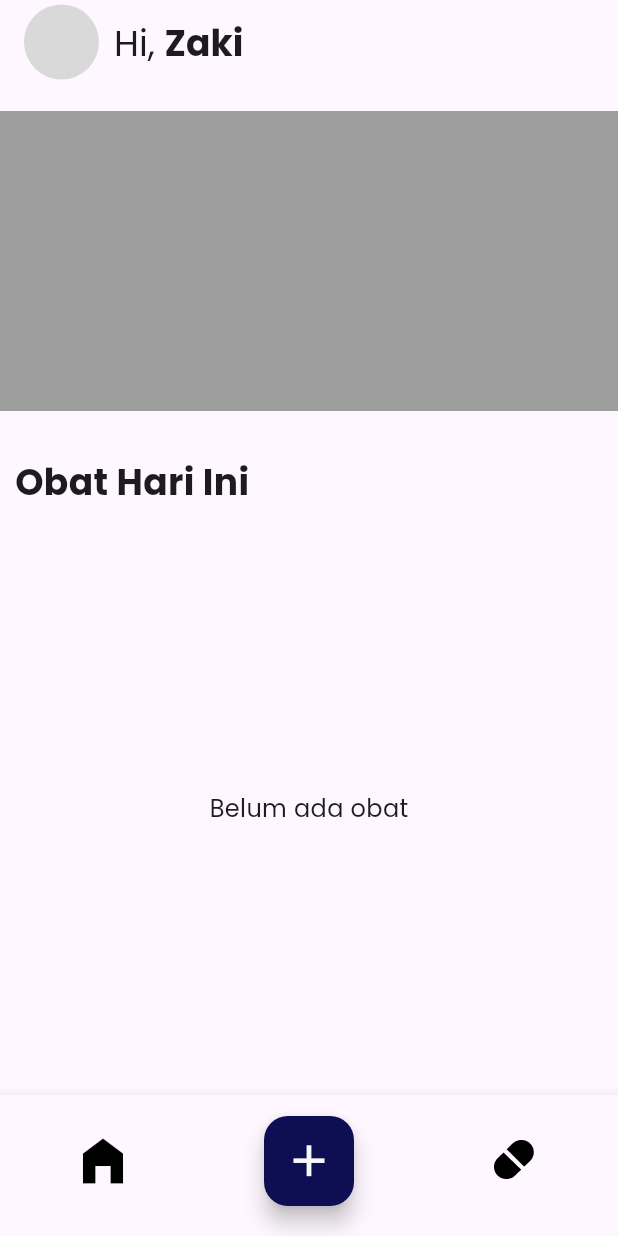
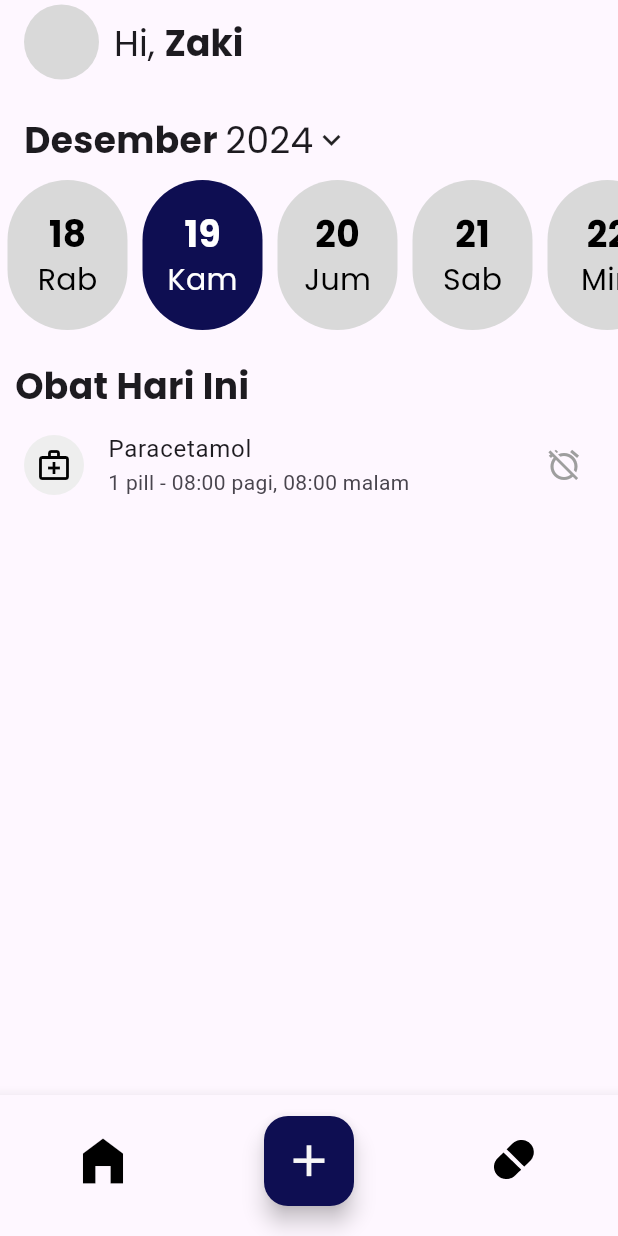
Before and after one commit to Rhystall/MyTheraphyApp, a Flutter app: the screen it shows after launch, on a phone screen of 412 x 824 dp. Run offline on Flutter 3.47's test engine with Material 3 defaults, Android fonts, the light colour scheme and no system bars; our stand-ins replace get, google_fonts.

Commit message:
Home Pages + Obat Controller + Date Controller + Implemented GetX

```diff
--- /dev/null
+++ b/lib/controllers/date_controller.dart
@@ -0,0 +1,19 @@
+import 'package:get/get.dart';
+
+class DateSelectorController extends GetxController {
+  // Tanggal yang dipilih
+  var selectedDate = DateTime.now().obs;
+
+  // Memperbarui Tanggal
+  void onDateSelected(DateTime date) {
+    selectedDate.value = date;
+  }
+
+  // Menghitung jumlah hari dalam bulan (aku ae gareti co gpt iki)
+  int daysInMonth(DateTime date) {
+    var beginningNextMonth = (date.month < 12)
+        ? DateTime(date.year, date.month + 1, 1)
+        : DateTime(date.year + 1, 1, 1);
+    return beginningNextMonth.subtract(const Duration(days: 1)).day;
+  }
+}
--- /dev/null
+++ b/lib/controllers/obat_controller.dart
@@ -0,0 +1,45 @@
+import 'package:get/get.dart';
+import 'package:my_theraphy/models/obat.dart';
+import 'package:my_theraphy/controllers/date_controller.dart';
+
+class ObatController extends GetxController {
+  // Data dummy untuk obat
+  final RxList<Obat> allObat = <Obat>[
+    Obat(
+      nama: "Vitamin C",
+      tanggal: DateTime(2024, 12, 20),
+      jumlah: 2,
+      dosis: 1,
+      waktu: ["10:00 pagi"],
+      isAlarm: true,
+      ringtone: "Default",
+    ),
+    Obat(
+      nama: "Paracetamol",
+      tanggal: DateTime(2024, 12, 19),
+      jumlah: 1,
+      dosis: 2,
+      waktu: ["08:00 pagi", "08:00 malam"],
+      isAlarm: false,
+    ),
+  ].obs;
+
+  // Filter obat berdasarkan tanggal yang dipilih dari DateSelectorController
+  List<Obat> get obatHariIni {
+    final selectedDate = Get.find<DateSelectorController>().selectedDate.value;
+    return allObat.where((obat) {
+      return obat.tanggal.year == selectedDate.year &&
+          obat.tanggal.month == selectedDate.month &&
+          obat.tanggal.day == selectedDate.day;
+    }).toList();
+  }
+
+  // Fungsi untuk menambah atau menghapus obat
+  void addObat(Obat obat) {
+    allObat.add(obat);
+  }
+
+  void deleteObat(Obat obat) {
+    allObat.remove(obat);
+  }
+}
--- a/lib/main.dart
+++ b/lib/main.dart
@@ -1,7 +1,12 @@
 import 'package:flutter/material.dart';
+import 'package:get/get.dart';
+import 'package:my_theraphy/controllers/date_controller.dart';
+import 'package:my_theraphy/controllers/obat_controller.dart';
 import 'package:my_theraphy/pages/home_page.dart';
 
 void main() {
+  Get.put(DateSelectorController());
+  Get.put(ObatController());
   runApp(const MyApp());
 }
 
@@ -10,7 +15,7 @@ class MyApp extends StatelessWidget {
 
   @override
   Widget build(BuildContext context) {
-    return MaterialApp(
+    return GetMaterialApp(
       title: 'MyTheraphy',
       theme: ThemeData(
         colorScheme: ColorScheme.fromSeed(seedColor: Colors.deepPurple),
--- /dev/null
+++ b/lib/models/obat.dart
@@ -0,0 +1,45 @@
+class Obat {
+  final String nama; // Nama obat
+  final DateTime tanggal; // Tanggal konsumsi
+  final int jumlah; // Jumlah obat
+  final int dosis; // Berapa kali sehari
+  final List<String> waktu; // List waktu konsumsi (misalnya ["10:00", "20:00"])
+  final bool isAlarm; // Apakah alarm aktif
+  final String ringtone; // Ringtone untuk alarm
+
+  Obat({
+    required this.nama,
+    required this.tanggal,
+    required this.jumlah,
+    required this.dosis,
+    required this.waktu,
+    this.isAlarm = false, // Default alarm tidak aktif
+    this.ringtone = "Default", // Default ringtone
+  });
+
+  // Konversi ke JSON (untuk API atau penyimpanan lokal)
+  Map<String, dynamic> toJson() {
+    return {
+      'nama': nama,
+      'tanggal': tanggal.toIso8601String(),
+      'jumlah': jumlah,
+      'dosis': dosis,
+      'waktu': waktu,
+      'isAlarm': isAlarm,
+      'ringtone': ringtone,
+    };
+  }
+
+  // Buat instance dari JSON
+  factory Obat.fromJson(Map<String, dynamic> json) {
+    return Obat(
+      nama: json['nama'],
+      tanggal: DateTime.parse(json['tanggal']),
+      jumlah: json['jumlah'],
+      dosis: json['dosis'],
+      waktu: List<String>.from(json['waktu']),
+      isAlarm: json['isAlarm'],
+      ringtone: json['ringtone'],
+    );
+  }
+}
--- a/lib/pages/Home_Page.dart
+++ b/lib/pages/Home_Page.dart
@@ -1,20 +1,20 @@
 import 'package:flutter/material.dart';
+import 'package:get/get.dart';
+import 'package:my_theraphy/controllers/obat_controller.dart';
 import 'package:my_theraphy/styles/color_collection.dart';
 import 'package:my_theraphy/styles/typography_collection.dart';
 import 'package:my_theraphy/widgets/bottom_navigation_bar.dart';
+import 'package:my_theraphy/widgets/date_list.dart';
 
-class HomePage extends StatefulWidget {
-  const HomePage({super.key});
+class HomePage extends StatelessWidget {
+  final ObatController obatController =
+      Get.find(); // Ambil instance ObatController
 
-  @override
-  State<HomePage> createState() => _HomePageState();
-}
-
-class _HomePageState extends State<HomePage> {
   @override
   Widget build(BuildContext context) {
     return Scaffold(
       appBar: AppBar(
+        automaticallyImplyLeading: false,
         title: Row(
           children: [
             Container(
@@ -23,10 +23,6 @@ class _HomePageState extends State<HomePage> {
               decoration: const BoxDecoration(
                 color: ColorCollections.primaryGray,
                 shape: BoxShape.circle,
-                // image: DecorationImage(
-                //   image: AssetImage('assets/images/profile.png'),
-                //   fit: BoxFit.cover,
-                // ),
               ),
             ),
             const SizedBox(width: 10),
@@ -41,34 +37,72 @@ class _HomePageState extends State<HomePage> {
                   style: TypographyCollection.h1,
                 ),
               ],
-            )
+            ),
           ],
         ),
       ),
       body: Column(
         crossAxisAlignment: CrossAxisAlignment.start,
         children: [
-          // List Tanggal
-          Container(
-            margin: const EdgeInsets.only(top: 18),
-            color: Colors.grey,
-            height: 200,
-            width: double.infinity,
-          ),
-          // List Obat untuk diminum
+          const SizedBox(height: 20),
+          DateSelector(),
           const SizedBox(height: 20),
           Padding(
-            padding: const EdgeInsets.all(10),
+            padding: const EdgeInsets.symmetric(horizontal: 10),
             child: Text('Obat Hari Ini', style: TypographyCollection.h1),
           ),
+          // List Obat
           Expanded(
-            child: Center(
-                child: Text(
-              "Belum ada obat",
-              style: TypographyCollection.h2,
-            )),
+            child: Obx(() {
+              final obatHariIni = obatController.obatHariIni;
+              if (obatHariIni.isEmpty) {
+                return Center(
+                  child: Text(
+                    "Belum ada obat",
+                    style: TypographyCollection.h2,
+                  ),
+                );
+              }
+              return ListView.builder(
+                itemCount: obatHariIni.length,
+                itemBuilder: (context, index) {
+                  final obat = obatHariIni[index];
+                  return Dismissible(
+                    key: Key(obat.nama),
+                    background: Container(
+                      color: ColorCollections.primaryDarkBlue,
+                      alignment: Alignment.centerRight,
+                      padding: const EdgeInsets.symmetric(horizontal: 20),
+                      child: const Icon(Icons.check,
+                          color: ColorCollections.primaryGray),
+                    ),
+                    direction: DismissDirection.endToStart,
+                    onDismissed: (direction) {
+                      obatController.deleteObat(obat);
+                      ScaffoldMessenger.of(context).showSnackBar(
+                        SnackBar(content: Text("${obat.nama} dihapus")),
+                      );
+                    },
+                    child: ListTile(
+                      leading: CircleAvatar(
+                        backgroundColor: Colors.grey[200],
+                        child: const Icon(Icons.medical_services_outlined,
+                            color: Colors.black),
+                      ),
+                      title: Text(obat.nama),
+                      subtitle: Text(
+                        "${obat.jumlah} pill - ${obat.waktu.join(", ")}",
+                      ),
+                      trailing: obat.isAlarm
+                          ? const Icon(Icons.alarm_on, color: Colors.green)
+                          : const Icon(Icons.alarm_off, color: Colors.grey),
+                    ),
+                  );
+                },
+              );
+            }),
           ),
-          const CustomBottomNavigationBar(),
+          CustomBottomNavigationBar(),
         ],
       ),
     );
--- a/lib/styles/typography_collection.dart
+++ b/lib/styles/typography_collection.dart
@@ -12,6 +12,11 @@ class TypographyCollection {
     fontWeight: FontWeight.normal,
   );
 
+  static final TextStyle sh2 = GoogleFonts.poppins(
+    fontSize: 20,
+    fontWeight: FontWeight.normal,
+  );
+
   static final TextStyle h2 = GoogleFonts.poppins(
     fontSize: 16,
     fontWeight: FontWeight.normal,
--- a/lib/widgets/date_list.dart
+++ b/lib/widgets/date_list.dart
@@ -0,0 +1,156 @@
+import 'package:flutter/material.dart';
+import 'package:get/get.dart';
+import 'package:my_theraphy/controllers/date_controller.dart';
+import 'package:my_theraphy/styles/color_collection.dart';
+import 'package:my_theraphy/styles/typography_collection.dart';
+
+class DateSelector extends StatefulWidget {
+  @override
+  State<DateSelector> createState() => _DateSelectorState();
+}
+
+class _DateSelectorState extends State<DateSelector> {
+  final DateSelectorController controller = Get.find(); // Ambil controller
+  late ScrollController _scrollController; // ScrollController untuk ListView
+
+  @override
+  void initState() {
+    super.initState();
+    _scrollController = ScrollController();
+
+    // Scroll otomatis ke tanggal hari ini setelah widget dirender
+    WidgetsBinding.instance.addPostFrameCallback((_) {
+      _scrollToSelectedDate();
+    });
+  }
+
+  // Scroll otomatis ke tanggal yang dipilih
+  void _scrollToSelectedDate() {
+    int index = controller.selectedDate.value.day - 1; // Index tanggal
+    double offset = index * 85.0; // Perhitungan offset (80 lebar item + margin)
+    _scrollController.animateTo(
+      offset,
+      duration: const Duration(milliseconds: 300),
+      curve: Curves.easeInOut,
+    );
+  }
+
+  @override
+  Widget build(BuildContext context) {
+    List<DateTime> dates = List.generate(
+      controller.daysInMonth(controller.selectedDate.value),
+      (index) => DateTime(
+        controller.selectedDate.value.year,
+        controller.selectedDate.value.month,
+        index + 1,
+      ),
+    );
+
+    String getMonthName(int month) {
+      const months = [
+        "Januari",
+        "Februari",
+        "Maret",
+        "April",
+        "Mei",
+        "Juni",
+        "Juli",
+        "Agustus",
+        "September",
+        "Oktober",
+        "November",
+        "Desember"
+      ];
+      return months[month - 1];
+    }
+
+    return Obx(() {
+      DateTime selectedDate = controller.selectedDate.value;
+
+      return Column(
+        crossAxisAlignment: CrossAxisAlignment.start,
+        children: [
+          // Header Bulan dan Tahun
+          Padding(
+            padding: const EdgeInsets.symmetric(horizontal: 16.0),
+            child: Row(
+              children: [
+                Text(
+                  "${getMonthName(selectedDate.month)}",
+                  style: TypographyCollection.h1,
+                ),
+                const SizedBox(width: 5),
+                Text(
+                  "${selectedDate.year}",
+                  style: TypographyCollection.sh1,
+                ),
+                const Icon(Icons.keyboard_arrow_down),
+              ],
+            ),
+          ),
+          const SizedBox(height: 10),
+
+          // List Tanggal
+          SizedBox(
+            height: 100,
+            child: ListView.builder(
+              controller: _scrollController, // Tambahkan ScrollController
+              scrollDirection: Axis.horizontal,
+              itemCount: dates.length,
+              itemBuilder: (context, index) {
+                bool isSelected = dates[index].day == selectedDate.day;
+                return GestureDetector(
+                  onTap: () {
+                    controller.selectedDate(dates[index]); // Update tanggal
+                    _scrollToSelectedDate(); // Scroll ke tanggal yang dipilih
+                  },
+                  child: Container(
+                    width: 80,
+                    margin: const EdgeInsets.symmetric(horizontal: 5),
+                    decoration: BoxDecoration(
+                      color: isSelected
+                          ? ColorCollections.primaryDarkBlue
+                          : ColorCollections.primaryGray,
+                      borderRadius: BorderRadius.circular(100),
+                    ),
+                    child: Column(
+                      mainAxisAlignment: MainAxisAlignment.center,
+                      children: [
+                        Text(
+                          dates[index].day.toString(),
+                          style: TypographyCollection.h1.copyWith(
+                            color: isSelected ? Colors.white : Colors.black,
+                          ),
+                        ),
+                        Text(
+                          [
+                            'Sen',
+                            'Sel',
+                            'Rab',
+                            'Kam',
+                            'Jum',
+                            'Sab',
+                            'Min'
+                          ][dates[index].weekday - 1],
+                          style: TypographyCollection.sh2.copyWith(
+                            color: isSelected ? Colors.white : Colors.black,
+                          ),
+                        ),
+                      ],
+                    ),
+                  ),
+                );
+              },
+            ),
+          ),
+        ],
+      );
+    });
+  }
+
+  @override
+  void dispose() {
+    _scrollController.dispose();
+    super.dispose();
+  }
+}
--- a/pubspec.yaml
+++ b/pubspec.yaml
@@ -32,6 +32,7 @@ dependencies:
   flutter:
     sdk: flutter
   google_fonts: ^6.2.1
+  get: ^4.6.6
 
 dev_dependencies:
 
```
Also changed, not shown: lib/pages/add_pills.dart (added, +15 -0 lines), lib/pages/my_pills.dart (+24 -0 lines), lib/widgets/bottom_navigation_bar.dart (+35 -5 lines), lib/widgets/date_item.dart (deleted, +0 -44 lines), lib/pages/Add_Page.dart (deleted), pubspec.lock.
